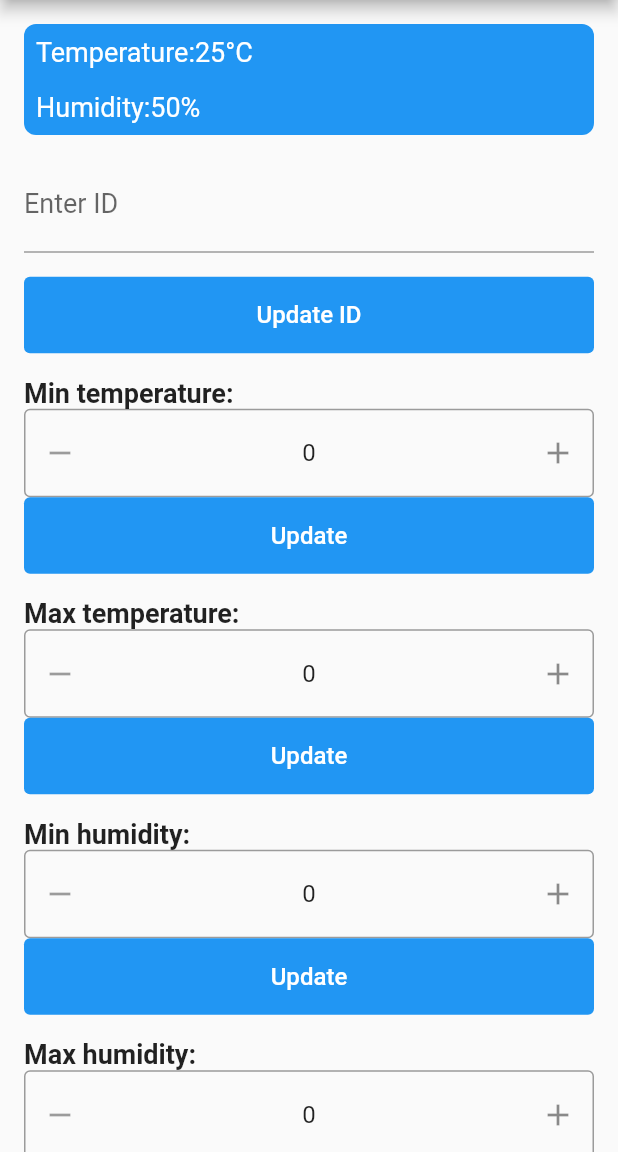
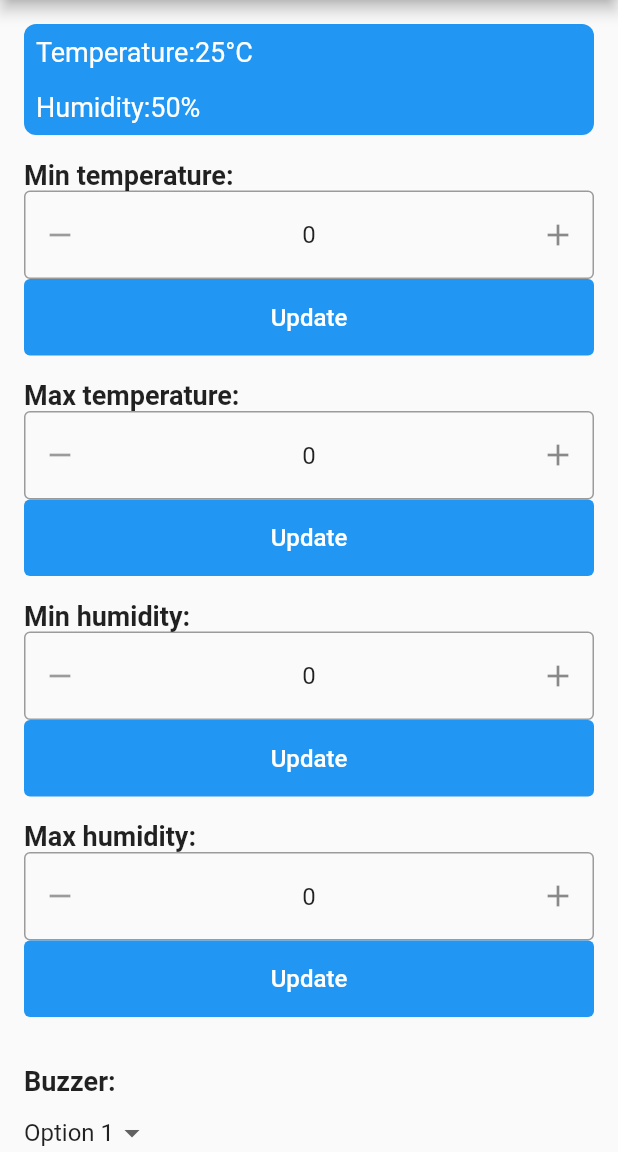
Before and after one commit to AndreeaMusca/IOCProject, a Flutter app: the screen it shows after launch, on a phone screen of 412 x 824 dp, the part 84-1236 px from its top. Run offline on Flutter 3.47's test engine with Material 2 defaults, Android fonts, the light colour scheme and no system bars; drawn by our look-alikes of flutter_spinbox.

Commit message:
Update UI

```diff
--- a/FlutterApp/lib/main.dart
+++ b/FlutterApp/lib/main.dart
@@ -1,7 +1,6 @@
 import 'package:flutter/material.dart';
 import 'package:flutter_spinbox/flutter_spinbox.dart';
 import 'package:http/http.dart' as http;
-
 
 void main() {
   runApp(const MyApp());
@@ -32,10 +31,10 @@
 class _MyHomePageState extends State<MyHomePage> {
   String selectedBuzzerOption = 'Option 1';
   String selectedMotorOption = 'Option A';
-  ValueNotifier<double> spinBox1Value = ValueNotifier(0);
-  ValueNotifier<double> spinBox2Value = ValueNotifier(0);
-  ValueNotifier<double> spinBox3Value = ValueNotifier(0);
-  ValueNotifier<double> spinBox4Value = ValueNotifier(0);
+  double spinBoxMaxTValue = 0;
+  double spinBoxMinTValue = 0;
+  double spinBoxMaxHValue = 0;
+  double spinBoxMinHValue = 0;
   TextEditingController idController = TextEditingController();
 
   @override
@@ -50,91 +49,48 @@
           child: Column(
             crossAxisAlignment: CrossAxisAlignment.start,
             children: [
-              Container(
-                padding: const EdgeInsets.all(8.0),
-                decoration: BoxDecoration(
-                  color: Colors.blue,
-                  borderRadius: BorderRadius.circular(8.0),
-                ),
-                child: const Column(
-                  crossAxisAlignment: CrossAxisAlignment.start,
-                  children: [
-                    Row(
-                      children: [
-                        Text(
-                          'Temperature:',
-                          style: TextStyle(fontSize: 18, color: Colors.white),
-                        ),
-                        Text(
-                          '25°C',
-                          style: TextStyle(fontSize: 18, color: Colors.white),
-                        ),
-                      ],
-                    ),
-                    SizedBox(height: 16),
-                    Row(
-                      children: [
-                        Text(
-                          'Humidity:',
-                          style: TextStyle(fontSize: 18, color: Colors.white),
-                        ),
-                        Text(
-                          '50%',
-                          style: TextStyle(fontSize: 18, color: Colors.white),
-                        ),
-                      ],
-                    ),
-                  ],
-                ),
-              ),
+              buildSensorDataContainer(),
               const SizedBox(height: 16),
-
-              TextField(
-                controller: idController,
-                style: const TextStyle(fontSize: 18),
-                decoration: const InputDecoration(
-                  labelText: 'Enter ID',
-                  labelStyle: TextStyle(fontSize: 18),
-                ),
-              ),
+              buildSpinBoxWithButton(
+                  spinBoxMinTValue, 'Min temperature', () async {
+                var url = Uri.http('http://localhost:5220/api/Sensor/ChangeMinTemperature');
+                var response = await http.put(url, body: {spinBoxMinTValue});
+              }),
+              buildSpinBoxWithButton(
+                  spinBoxMaxTValue, 'Max temperature', () async {
+                var url = Uri.http('localhost:5220', '/api/Sensor/ChangeMaxTemperature');
+                var response = await http.put(
+                    url,
+                    headers: {'Content-Type': 'application/json'},
+                    body: spinBoxMaxTValue.toString());
+                print(response);
+              }),
+              buildSpinBoxWithButton(spinBoxMaxHValue, 'Min humidity', () { }),
+              buildSpinBoxWithButton(spinBoxMinHValue, 'Max humidity', () {}),
               const SizedBox(height: 16),
-
-              SizedBox(
-                width: double.infinity,
-                child: TextButton(
-                  onPressed: () {
-                    print('Update ID pressed');
-                  },
-                  style: TextButton.styleFrom(
-                    backgroundColor: Colors.blue,
-                    primary: Colors.white,
-                    padding: const EdgeInsets.symmetric(vertical: 16.0),
-                  ),
-                  child: const Text(
-                    'Update ID',
-                    style: TextStyle(fontSize: 16),
-                  ),
-                ),
-              ),
-              const SizedBox(height: 16),
-
-              buildSpinBoxWithButton(spinBox1Value, 'Min temperature', spinBox2Value.value, spinBox2Value),
-              buildSpinBoxWithButton(spinBox2Value, 'Max temperature', spinBox1Value.value, spinBox1Value),
-              buildSpinBoxWithButton(spinBox3Value, 'Min humidity', spinBox4Value.value, spinBox4Value),
-              buildSpinBoxWithButton(spinBox4Value, 'Max humidity', spinBox3Value.value, spinBox3Value),
-
-              const SizedBox(height: 16),
-              buildButtonUnderDropdown('Buzzer', ['Option 1', 'Option 2', 'Option 3'], selectedBuzzerOption, (String? newValue) {
+              buildButtonUnderDropdown(
+                'Buzzer',
+                ['Option 1', 'Option 2', 'Option 3'],
+                selectedBuzzerOption,
+                (String? newValue) {
                   setState(() {
                     selectedBuzzerOption = newValue!;
                   });
-              }),
+                },
+                () {},
+              ),
               const SizedBox(height: 16),
-              buildButtonUnderDropdown('Motor', ['Option A', 'Option B'], selectedMotorOption, (String? newValue) {
+              buildButtonUnderDropdown(
+                'Motor',
+                ['Option A', 'Option B'],
+                selectedMotorOption,
+                (String? newValue) {
                   setState(() {
                     selectedMotorOption = newValue!;
                   });
-              }),
+                },
+                () {},
+              ),
             ],
           ),
         ),
@@ -142,7 +98,41 @@
     );
   }
 
-  Column buildSpinBoxWithButton(ValueNotifier<double> spinBoxValue, String label, double maxValue, ValueNotifier<double> oppositeSpinBoxValue) {
+  Container buildSensorDataContainer() {
+    return Container(
+      padding: const EdgeInsets.all(8.0),
+      decoration: BoxDecoration(
+        color: Colors.blue,
+        borderRadius: BorderRadius.circular(8.0),
+      ),
+      child: Column(
+        crossAxisAlignment: CrossAxisAlignment.start,
+        children: [
+          buildDataRow('Temperature:', '25°C'),
+          const SizedBox(height: 16),
+          buildDataRow('Humidity:', '50%'),
+        ],
+      ),
+    );
+  }
+
+  Row buildDataRow(String label, String value) {
+    return Row(
+      children: [
+        Text(
+          label,
+          style: const TextStyle(fontSize: 18, color: Colors.white),
+        ),
+        Text(
+          value,
+          style: const TextStyle(fontSize: 18, color: Colors.white),
+        ),
+      ],
+    );
+  }
+
+  Column buildSpinBoxWithButton(
+      double spinBoxValue, String label, void Function() onPressed) {
     return Column(
       crossAxisAlignment: CrossAxisAlignment.start,
       children: [
@@ -151,21 +141,12 @@
           style: const TextStyle(fontSize: 18, fontWeight: FontWeight.bold),
         ),
         SpinBox(
-          value: spinBoxValue.value,
-          onChanged: (value) {
-            if (value <= maxValue && value <= oppositeSpinBoxValue.value) {
-              spinBoxValue.value = value;
-            } else {
-              print('Value cannot be higher than Max value');
-            }
-          },
+          value: spinBoxValue,
         ),
         SizedBox(
           width: double.infinity,
           child: TextButton(
-            onPressed: () {
-              print('Button pressed for $label');
-            },
+            onPressed: onPressed,
             style: TextButton.styleFrom(
               backgroundColor: Colors.blue,
               primary: Colors.white,
@@ -182,7 +163,13 @@
     );
   }
 
-  Widget buildButtonUnderDropdown(String label, List<String> options, String selectedValue, void Function(String?) onChanged) {
+  Widget buildButtonUnderDropdown(
+    String label,
+    List<String> options,
+    String selectedValue,
+    void Function(String?) onChanged,
+    void Function() onPressed,
+  ) {
     return Column(
       crossAxisAlignment: CrossAxisAlignment.start,
       children: [
@@ -195,22 +182,18 @@
           child: DropdownButton<String>(
             value: selectedValue,
             onChanged: onChanged,
-            items: options
-                .map<DropdownMenuItem<String>>((String value) {
+            items: options.map<DropdownMenuItem<String>>((String value) {
               return DropdownMenuItem<String>(
                 value: value,
                 child: Text(value, style: const TextStyle(fontSize: 16)),
               );
-            })
-                .toList(),
+            }).toList(),
           ),
         ),
         SizedBox(
           width: double.infinity,
           child: TextButton(
-            onPressed: () {
-              print('Button pressed for $label');
-            },
+            onPressed: onPressed,
             style: TextButton.styleFrom(
               backgroundColor: Colors.blue,
               primary: Colors.white,
```
Lines whose indentation alone changed are shown as unchanged.
